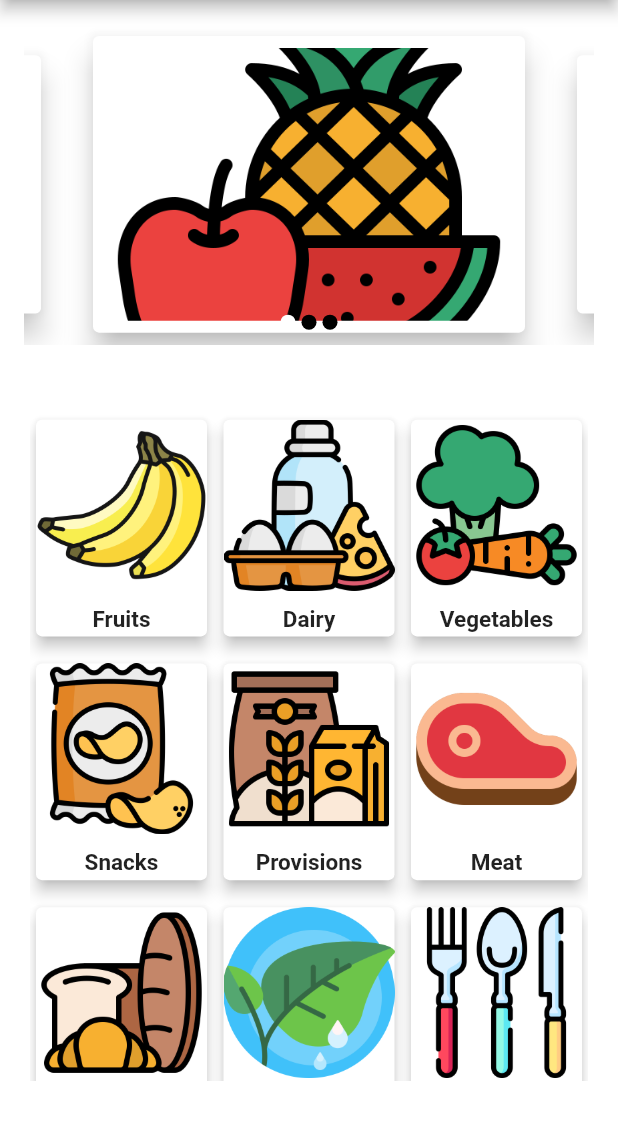
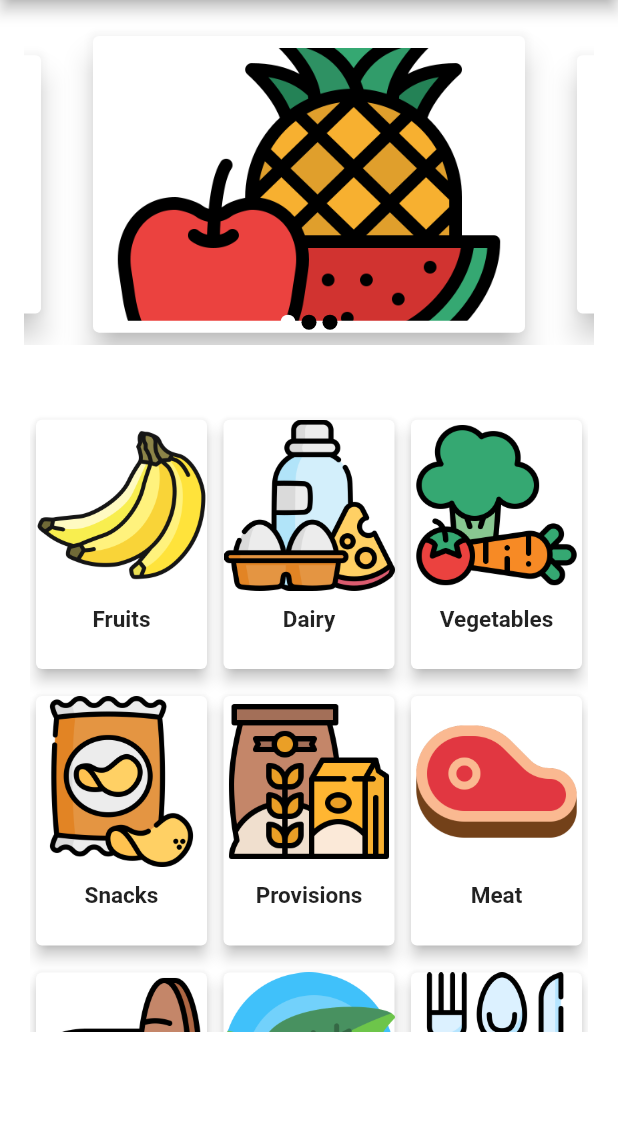
Before and after one commit to axactstudios/groceryman, a Flutter app: the MainHome screen opened directly, on a phone screen of 412 x 824 dp, the part 84-1224 px from its top. Run offline on Flutter 3.47's test engine with Material 2 defaults, Android fonts, the phone set to English and light mode, and no system bars; our stand-ins replace firebase_auth, firebase_database, fluttertoast, getflutter, sqflite; accounts and stored records are empty; Roboto replaces fonts that are missing (sf_pro).

```diff
--- a/lib/Drawer/MainHome.dart
+++ b/lib/Drawer/MainHome.dart
@@ -16,15 +16,25 @@ class MainHome extends StatefulWidget {
 
 class _MainHomeState extends State<MainHome> {
   final List<String> imageList = ['fruits.png', 'market.png', 'vegetable.png'];
+  // ignore: non_constant_identifier_names
   final List<Items> Fruits = [];
+  // ignore: non_constant_identifier_names
   final List<Items> Vegetables = [];
+  // ignore: non_constant_identifier_names
   final List<Items> Dairy = [];
+  // ignore: non_constant_identifier_names
   final List<Items> Food = [];
+  // ignore: non_constant_identifier_names
   final List<Items> Bakery = [];
+  // ignore: non_constant_identifier_names
   final List<Items> Meat = [];
+  // ignore: non_constant_identifier_names
   final List<Items> Provisions = [];
+  // ignore: non_constant_identifier_names
   final List<Items> Snacks = [];
+  // ignore: non_constant_identifier_names
   final List<Items> Garden = [];
+
   void getItemsRef(List items, String category) {
     DatabaseReference itemsref =
         FirebaseDatabase.instance.reference().child(category);
@@ -137,12 +147,12 @@ class _MainHomeState extends State<MainHome> {
             padding: const EdgeInsets.all(20.0),
             child: SingleChildScrollView(
               child: Container(
-                height: MediaQuery.of(context).size.height * 0.54,
+                height: MediaQuery.of(context).size.height * 0.5,
                 child: GridView.count(
                   crossAxisCount: 3,
                   mainAxisSpacing: 10,
                   crossAxisSpacing: 3,
-                  childAspectRatio: 0.8,
+                  childAspectRatio: 0.7,
                   children: <Widget>[
                     categoryCard('Fruits', 'bananas.png', Fruits),
                     categoryCard('Dairy', 'milk.png', Dairy),
--- a/lib/OtherPages/itemPage.dart
+++ b/lib/OtherPages/itemPage.dart
@@ -75,8 +75,8 @@ class _ItemState extends State<Item> {
             children: [
               Image.network(
                 price,
-                height: 100,
-                width: 100,
+                height: 75,
+                width: 75,
               ),
               SizedBox(
                 height: 10,
```
Also changed, not shown: lib/OtherPages/CartPage.dart (+10 -4 lines).
